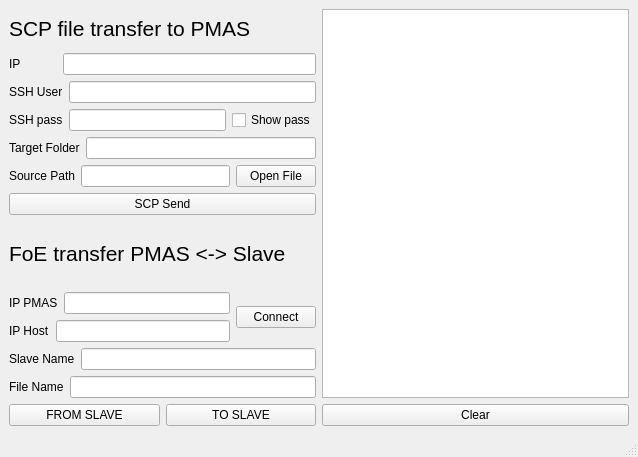
Before: the Qt Designer form mainwindow.ui in DmitriiGorelov/foe_gui, drawn with Qt 5.
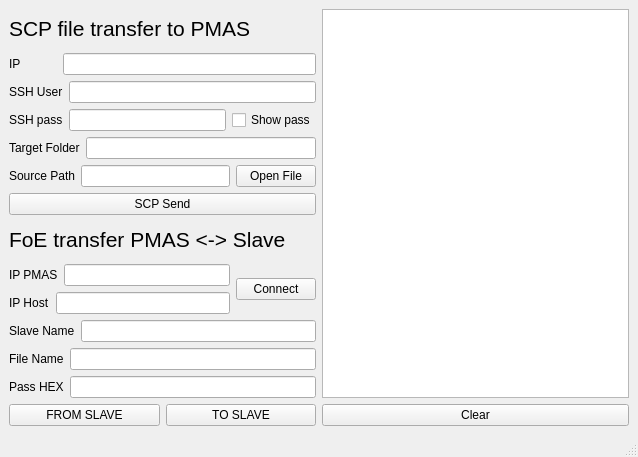
After: the same form once the commit is applied.

Commit message: password field added

The edit to the form file:
```diff
--- a/mainwindow.ui
+++ b/mainwindow.ui
@@ -14,7 +14,7 @@
    <string>MainWindow</string>
   </property>
   <widget class="QWidget" name="centralwidget">
-   <layout class="QHBoxLayout" name="horizontalLayout_12">
+   <layout class="QHBoxLayout" name="horizontalLayout_13">
     <item>
      <layout class="QVBoxLayout" name="verticalLayout_6">
       <item>
@@ -215,6 +215,20 @@
             </item>
            </layout>
           </item>
+          <item>
+           <layout class="QHBoxLayout" name="horizontalLayout_12">
+            <item>
+             <widget class="QLabel" name="label_12">
+              <property name="text">
+               <string>Pass HEX</string>
+              </property>
+             </widget>
+            </item>
+            <item>
+             <widget class="QLineEdit" name="ePassword"/>
+            </item>
+           </layout>
+          </item>
           <item>
            <layout class="QHBoxLayout" name="horizontalLayout_5">
             <item>
```
The commit also changes 1 other file.
